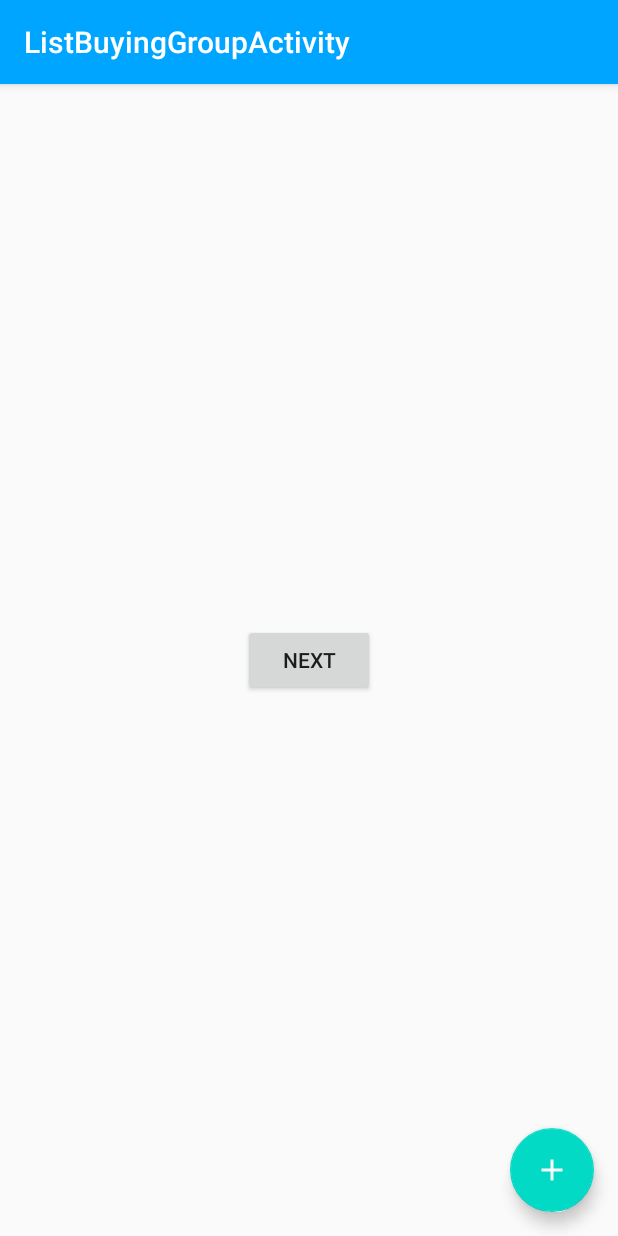
After one commit to Christian-Mb/WeBuy, an Android app: the FirstFragment screen opened directly, with no data from a screen before it, on a phone screen of 412 x 824 dp. The commit adds this screen. Run offline under Robolectric (Android 15) with nearby library versions, the phone set to English and light mode, and no system bars.

Commit message:
[feature/Update UI] init ListGroup and DetailGroup

```diff
--- a/app/build.gradle
+++ b/app/build.gradle
@@ -35,6 +35,8 @@ dependencies {
     implementation 'androidx.constraintlayout:constraintlayout:1.1.3'
     implementation 'com.google.android.material:material:1.1.0'
     implementation 'androidx.lifecycle:lifecycle-extensions:2.2.0'
+    implementation 'androidx.navigation:navigation-fragment:2.2.1'
+    implementation 'androidx.navigation:navigation-ui:2.2.1'
     testImplementation 'junit:junit:4.12'
     androidTestImplementation 'androidx.test.ext:junit:1.1.1'
     androidTestImplementation 'androidx.test.espresso:espresso-core:3.2.0'
--- a/app/src/main/AndroidManifest.xml
+++ b/app/src/main/AndroidManifest.xml
@@ -10,7 +10,11 @@
         android:roundIcon="@mipmap/ic_icone_round"
         android:supportsRtl="true"
         android:theme="@style/AppTheme">
-        <activity android:name=".views.purshaseGroup.CreatePurshaseGroupActivity"></activity>
+        <activity
+            android:name=".views.purshaseGroup.ListBuyingGroupActivity"
+            android:label="@string/title_activity_list_buying_group"
+            android:theme="@style/AppTheme.NoActionBar"></activity>
+        <activity android:name=".views.purshaseGroup.CreatePurshaseGroupActivity" />
         <activity
             android:name=".views.customerSupport.CrispSDKActivity"
             android:theme="@style/AppTheme.NoActionBar" />
--- /dev/null
+++ b/app/src/main/java/com/example/webuy/views/purshaseGroup/FirstFragment.java
@@ -0,0 +1,36 @@
+package com.example.webuy.views.purshaseGroup;
+
+import android.os.Bundle;
+import android.view.LayoutInflater;
+import android.view.View;
+import android.view.ViewGroup;
+
+import androidx.annotation.NonNull;
+import androidx.fragment.app.Fragment;
+import androidx.navigation.fragment.NavHostFragment;
+
+import com.example.webuy.R;
+
+public class FirstFragment extends Fragment {
+
+    @Override
+    public View onCreateView(
+            LayoutInflater inflater, ViewGroup container,
+            Bundle savedInstanceState
+    ) {
+        // Inflate the layout for this fragment
+        return inflater.inflate(R.layout.fragment_first, container, false);
+    }
+
+    public void onViewCreated(@NonNull View view, Bundle savedInstanceState) {
+        super.onViewCreated(view, savedInstanceState);
+
+        view.findViewById(R.id.button_first).setOnClickListener(new View.OnClickListener() {
+            @Override
+            public void onClick(View view) {
+                NavHostFragment.findNavController(FirstFragment.this)
+                        .navigate(R.id.action_FirstFragment_to_SecondFragment);
+            }
+        });
+    }
+}
--- /dev/null
+++ b/app/src/main/java/com/example/webuy/views/purshaseGroup/ListBuyingGroupActivity.java
@@ -0,0 +1,33 @@
+package com.example.webuy.views.purshaseGroup;
+
+import android.content.Intent;
+import android.os.Bundle;
+import android.view.View;
+
+import androidx.appcompat.app.AppCompatActivity;
+import androidx.appcompat.widget.Toolbar;
+
+import com.example.webuy.R;
+import com.google.android.material.floatingactionbutton.FloatingActionButton;
+
+public class ListBuyingGroupActivity extends AppCompatActivity {
+
+    @Override
+    protected void onCreate(Bundle savedInstanceState) {
+        super.onCreate(savedInstanceState);
+        setContentView(R.layout.activity_list_buying_group);
+        Toolbar toolbar = findViewById(R.id.toolbar);
+        setSupportActionBar(toolbar);
+
+        FloatingActionButton fab = findViewById(R.id.fab);
+        fab.setOnClickListener(new View.OnClickListener() {
+            @Override
+            public void onClick(View view) {
+                Intent intent = new Intent(getApplicationContext(), CreatePurshaseGroupActivity.class);
+                startActivity(intent);
+
+            }
+        });
+    }
+
+}
--- /dev/null
+++ b/app/src/main/res/layout/activity_list_buying_group.xml
@@ -0,0 +1,33 @@
+<?xml version="1.0" encoding="utf-8"?>
+<androidx.coordinatorlayout.widget.CoordinatorLayout xmlns:android="http://schemas.android.com/apk/res/android"
+    xmlns:app="http://schemas.android.com/apk/res-auto"
+    xmlns:tools="http://schemas.android.com/tools"
+    android:layout_width="match_parent"
+    android:layout_height="match_parent"
+    tools:context=".views.purshaseGroup.ListBuyingGroupActivity">
+
+    <com.google.android.material.appbar.AppBarLayout
+        android:layout_width="match_parent"
+        android:layout_height="wrap_content"
+        android:theme="@style/AppTheme.AppBarOverlay">
+
+        <androidx.appcompat.widget.Toolbar
+            android:id="@+id/toolbar"
+            android:layout_width="match_parent"
+            android:layout_height="?attr/actionBarSize"
+            android:background="?attr/colorPrimary"
+            app:popupTheme="@style/AppTheme.PopupOverlay" />
+
+    </com.google.android.material.appbar.AppBarLayout>
+
+    <include layout="@layout/content_list_buying_group" />
+
+    <com.google.android.material.floatingactionbutton.FloatingActionButton
+        android:id="@+id/fab"
+        android:layout_width="wrap_content"
+        android:layout_height="wrap_content"
+        android:layout_gravity="bottom|end"
+        android:layout_margin="@dimen/fab_margin"
+        android:src="@drawable/ic_add" />
+
+</androidx.coordinatorlayout.widget.CoordinatorLayout>
--- /dev/null
+++ b/app/src/main/res/layout/content_list_buying_group.xml
@@ -0,0 +1,19 @@
+<?xml version="1.0" encoding="utf-8"?>
+<androidx.constraintlayout.widget.ConstraintLayout xmlns:android="http://schemas.android.com/apk/res/android"
+    xmlns:app="http://schemas.android.com/apk/res-auto"
+    android:layout_width="match_parent"
+    android:layout_height="match_parent"
+    app:layout_behavior="@string/appbar_scrolling_view_behavior">
+
+    <fragment
+        android:id="@+id/nav_host_fragment"
+        android:name="androidx.navigation.fragment.NavHostFragment"
+        android:layout_width="0dp"
+        android:layout_height="0dp"
+        app:defaultNavHost="true"
+        app:layout_constraintBottom_toBottomOf="parent"
+        app:layout_constraintLeft_toLeftOf="parent"
+        app:layout_constraintRight_toRightOf="parent"
+        app:layout_constraintTop_toTopOf="parent"
+        app:navGraph="@navigation/nav_graph" />
+</androidx.constraintlayout.widget.ConstraintLayout>
--- /dev/null
+++ b/app/src/main/res/layout/fragment_first.xml
@@ -0,0 +1,25 @@
+<?xml version="1.0" encoding="utf-8"?>
+<androidx.constraintlayout.widget.ConstraintLayout xmlns:android="http://schemas.android.com/apk/res/android"
+    xmlns:app="http://schemas.android.com/apk/res-auto"
+    xmlns:tools="http://schemas.android.com/tools"
+    android:layout_width="match_parent"
+    android:layout_height="match_parent"
+    tools:context=".views.purshaseGroup.FirstFragment">
+
+    <FrameLayout
+        android:id="@+id/listGroup"
+        android:layout_width="match_parent"
+        android:layout_height="wrap_content">
+
+    </FrameLayout>
+
+    <Button
+        android:id="@+id/button_first"
+        android:layout_width="wrap_content"
+        android:layout_height="wrap_content"
+        android:text="@string/next"
+        app:layout_constraintBottom_toBottomOf="parent"
+        app:layout_constraintEnd_toEndOf="parent"
+        app:layout_constraintStart_toStartOf="parent"
+        app:layout_constraintTop_toBottomOf="@id/listGroup" />
+</androidx.constraintlayout.widget.ConstraintLayout>
--- /dev/null
+++ b/app/src/main/res/navigation/nav_graph.xml
@@ -0,0 +1,28 @@
+<?xml version="1.0" encoding="utf-8"?>
+<navigation xmlns:android="http://schemas.android.com/apk/res/android"
+    xmlns:app="http://schemas.android.com/apk/res-auto"
+    xmlns:tools="http://schemas.android.com/tools"
+    android:id="@+id/nav_graph"
+    app:startDestination="@id/FirstFragment">
+
+    <fragment
+        android:id="@+id/FirstFragment"
+        android:name="com.example.webuy.views.purshaseGroup.FirstFragment"
+        android:label="@string/first_fragment_label"
+        tools:layout="@layout/fragment_first">
+
+        <action
+            android:id="@+id/action_FirstFragment_to_SecondFragment"
+            app:destination="@id/SecondFragment" />
+    </fragment>
+    <fragment
+        android:id="@+id/SecondFragment"
+        android:name="com.example.webuy.views.purshaseGroup.SecondFragment"
+        android:label="@string/second_fragment_label"
+        tools:layout="@layout/fragment_second">
+
+        <action
+            android:id="@+id/action_SecondFragment_to_FirstFragment"
+            app:destination="@id/FirstFragment" />
+    </fragment>
+</navigation>
--- a/app/src/main/res/values/strings.xml
+++ b/app/src/main/res/values/strings.xml
@@ -120,4 +120,13 @@ Swipe again to the right to return to the reception. </string>
         <item>37000</item>
         <item>45000</item>
     </string-array>
+    <string name="title_activity_list_buying_group">ListBuyingGroupActivity</string>
+    <!-- Strings used for fragments for navigation -->
+    <string name="first_fragment_label">First Fragment</string>
+    <string name="second_fragment_label">Second Fragment</string>
+    <string name="next">Next</string>
+    <string name="previous">Previous</string>
+
+    <string name="hello_first_fragment">Hello first fragment</string>
+    <string name="hello_second_fragment">Hello second fragment. Arg: %1$s</string>
 </resources>
```
Also changed, not shown: app/src/main/java/com/example/webuy/views/purshaseGroup/SecondFragment.java (added, +34 -0 lines), app/src/main/res/layout/fragment_second.xml (added, +27 -0 lines).
